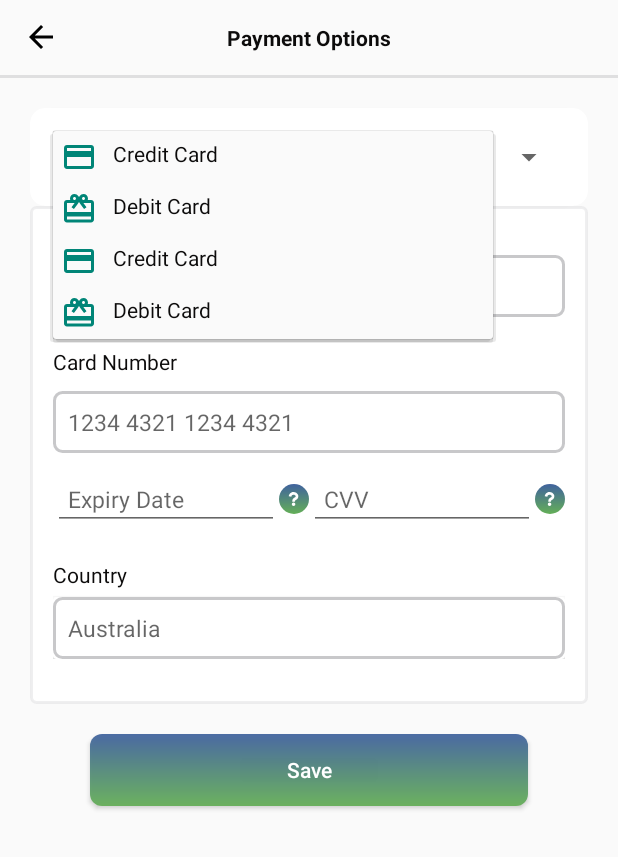
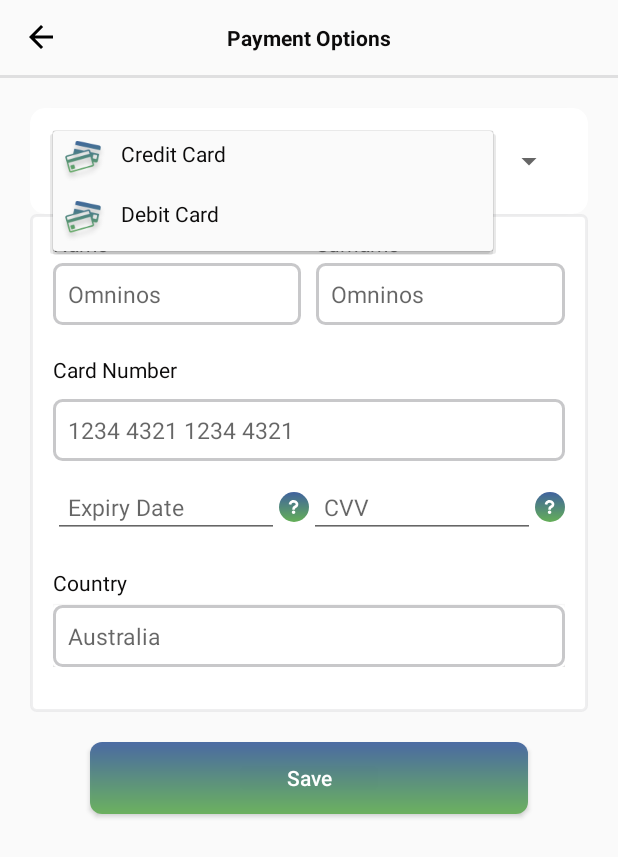
Before and after one commit to amitchd45/Sagu, an Android app: the AddPaymentActivity screen opened directly, with no data from a screen before it, after a tap on "Credit Card", on a phone screen of 412 x 824 dp. Shown: the top 857 px of the screen. Run offline under Robolectric (Android 15) with nearby library versions, the phone set to English and light mode, and no system bars.

Commit message:
image and some small changes

```diff
--- a/app/src/main/java/com/example/Activity/AddPaymentActivity.java
+++ b/app/src/main/java/com/example/Activity/AddPaymentActivity.java
@@ -48,10 +48,8 @@ public class AddPaymentActivity extends AppCompatActivity implements View.OnClic
 
     private ArrayList<CustomItem> getCustomList() {
         customList = new ArrayList<>();
-        customList.add(new CustomItem("Credit Card",R.drawable.ic_credit_card));
-        customList.add(new CustomItem("Debit Card",R.drawable.ic_card_giftcard));
-        customList.add(new CustomItem("Credit Card",R.drawable.ic_credit_card));
-        customList.add(new CustomItem("Debit Card",R.drawable.ic_card_giftcard));
+        customList.add(new CustomItem("Credit Card",R.drawable.card));
+        customList.add(new CustomItem("Debit Card",R.drawable.card));
 
         return customList;
     }
--- a/app/src/main/res/layout/activity_payment.xml
+++ b/app/src/main/res/layout/activity_payment.xml
@@ -39,9 +39,9 @@
 
                     <ImageView
                         android:id="@+id/btn_locate"
-                        android:layout_width="wrap_content"
-                        android:layout_height="wrap_content"
-                        android:src="@drawable/ic_credit_card" />
+                        android:layout_width="30dp"
+                        android:layout_height="30dp"
+                        android:src="@drawable/card" />
 
                     <TextView
                         android:id="@+id/et_address"
--- a/app/src/main/res/layout/content_main.xml
+++ b/app/src/main/res/layout/content_main.xml
@@ -59,10 +59,10 @@
 
                 <ImageView
                     android:id="@+id/schedule_btn"
-                    android:layout_width="40dp"
-                    android:layout_height="40dp"
+                    android:layout_width="35dp"
+                    android:layout_height="30dp"
                     android:layout_marginLeft="10dp"
-                    android:src="@drawable/layer_3" />
+                    android:src="@drawable/car_schedule" />
 
             </LinearLayout>
 
--- a/app/src/main/res/layout/custom_dropdown_layout.xml
+++ b/app/src/main/res/layout/custom_dropdown_layout.xml
@@ -7,8 +7,8 @@
     <ImageView
         android:id="@+id/iv_dropdown"
         android:padding="5dp"
-        android:layout_width="wrap_content"
-        android:layout_height="wrap_content"
+        android:layout_width="40dp"
+        android:layout_height="40dp"
         android:src="@drawable/ic_android"/>
 
     <TextView
--- a/app/src/main/res/layout/custom_spinner_layout.xml
+++ b/app/src/main/res/layout/custom_spinner_layout.xml
@@ -14,10 +14,10 @@
 
         <ImageView
             android:id="@+id/iv_spinner"
-            android:layout_width="wrap_content"
-            android:layout_height="wrap_content"
+            android:layout_width="40dp"
+            android:layout_height="40dp"
             android:padding="5dp"
-            android:src="@drawable/ic_android" />
+            android:src="@drawable/card" />
 
         <TextView
             android:id="@+id/tv_spinner"
--- a/app/src/main/res/layout/find_ride_dialog.xml
+++ b/app/src/main/res/layout/find_ride_dialog.xml
@@ -168,11 +168,11 @@
 
             <ImageView
                 android:id="@+id/img1"
-                android:layout_width="wrap_content"
-                android:layout_height="wrap_content"
+                android:layout_width="30dp"
+                android:layout_height="30dp"
                 android:layout_alignParentLeft="true"
                 android:layout_centerVertical="true"
-                android:src="@drawable/ic_credit_card" />
+                android:src="@drawable/card" />
 
 
             <LinearLayout
```
Also changed, not shown: app/src/main/java/com/example/Activity/GoogleMapActivity.java (+0 -11 lines), app/src/main/res/drawable/car_schedule.png (added), app/src/main/res/drawable/card.png (added).
